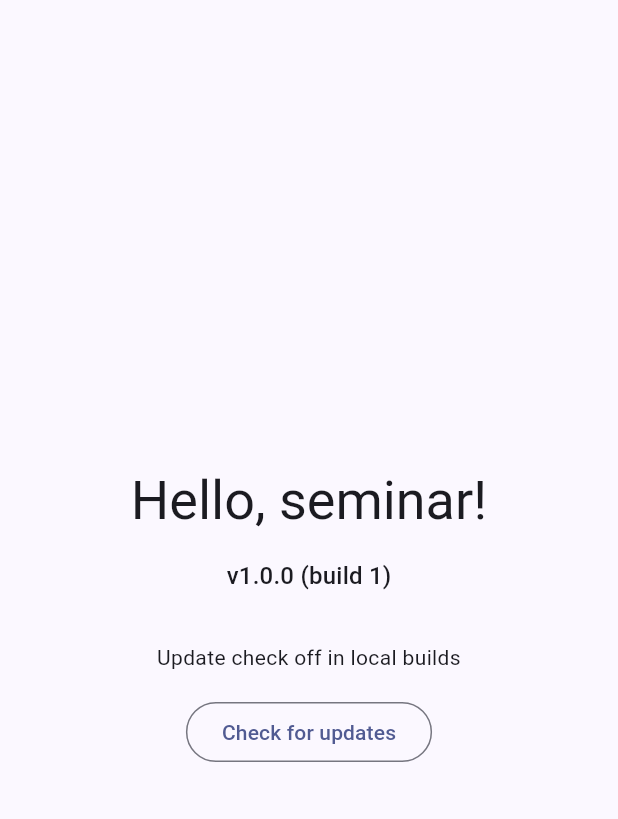
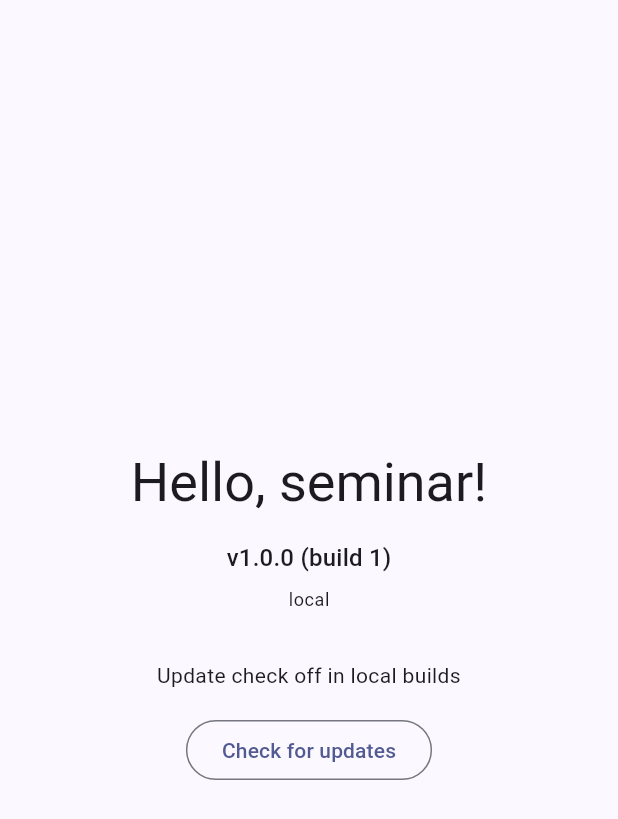
Before and after one commit to xyberr81/cicd-demo, a Flutter app: the screen it shows after launch, on a phone screen of 412 x 824 dp. Shown: the top 819 px of the screen. Run offline on Flutter 3.47's test engine with Material 3 defaults, Android fonts, the phone set to English and light mode, and no system bars; our stand-ins replace package_info_plus; missing offline and left inert: app_installer_plus.

Commit message:
Show the build environment and commit under the version
CI passes APP_ENV (production for tags, staging for main) and COMMIT_SHA,
so the installed build can be matched to its commit.

Co-Authored-By: Claude Opus 5.5 <noreply@anthropic.com>

```diff
--- /dev/null
+++ b/lib/build_info.dart
@@ -0,0 +1,9 @@
+// Set by CI with --dart-define. Local builds keep the defaults.
+const appEnv = String.fromEnvironment('APP_ENV', defaultValue: 'local');
+const commitSha = String.fromEnvironment('COMMIT_SHA');
+
+/// What was built and from which commit, for example "production · 1a2b3c4".
+String buildLabel({String env = appEnv, String sha = commitSha}) {
+  if (sha.isEmpty) return env;
+  return '$env · ${sha.length > 7 ? sha.substring(0, 7) : sha}';
+}
--- a/lib/main.dart
+++ b/lib/main.dart
@@ -2,6 +2,7 @@ import 'package:app_installer_plus/app_installer_plus.dart';
 import 'package:flutter/material.dart';
 import 'package:package_info_plus/package_info_plus.dart';
 
+import 'build_info.dart';
 import 'update.dart';
 
 // Change this between releases to show the update arrived.
@@ -138,6 +139,8 @@ class _HomePageState extends State<HomePage> {
               ),
               const SizedBox(height: 16),
               Text('v$_version', style: theme.textTheme.titleMedium),
+              const SizedBox(height: 8),
+              Text(buildLabel(), style: theme.textTheme.bodySmall),
               const SizedBox(height: 32),
               Text(_status, textAlign: TextAlign.center),
               if (_progress != null) ...[
```
Also changed, not shown: 3 other files.
